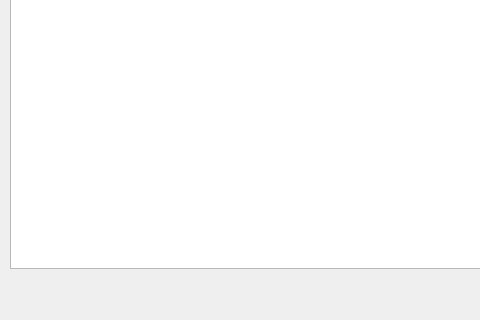
The window that main.ui (GalaKtiKos2004/espresso) describes before a commit, drawn with Qt 5; both pictures show x 0 to 480 and y 232 to 552 of the 745 by 552 pixel window.
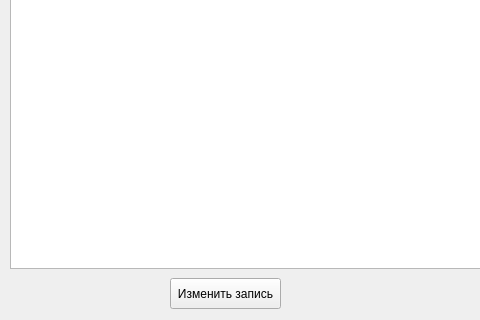
The same window after the commit.

The edit to the form file:
```diff
--- a/main.ui
+++ b/main.ui
@@ -24,6 +24,19 @@
      </rect>
     </property>
    </widget>
+   <widget class="QPushButton" name="pushButton">
+    <property name="geometry">
+     <rect>
+      <x>170</x>
+      <y>510</y>
+      <width>111</width>
+      <height>31</height>
+     </rect>
+    </property>
+    <property name="text">
+     <string>Изменить запись</string>
+    </property>
+   </widget>
   </widget>
  </widget>
  <resources/>
```
